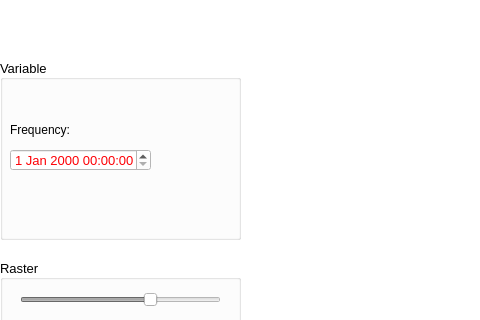
Before: the Qt Designer form PRAGA/mainwindow.ui in gaowudao/CRITERIA3D, drawn with Qt 5; both pictures show x 0 to 480 and y 181 to 501 of the 1368 by 768 pixel window.
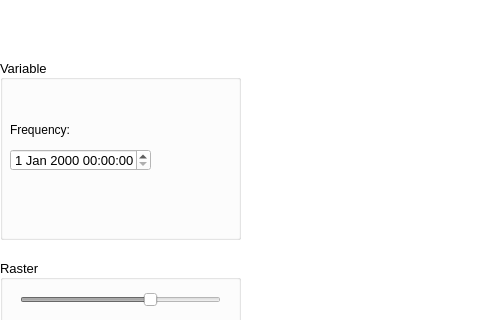
After: the same form once the commit is applied.

```diff
--- a/PRAGA/mainwindow.ui
+++ b/PRAGA/mainwindow.ui
@@ -1456,6 +1456,43 @@
        <height>22</height>
       </rect>
      </property>
+     <property name="palette">
+      <palette>
+       <active>
+        <colorrole role="Text">
+         <brush brushstyle="SolidPattern">
+          <color alpha="255">
+           <red>0</red>
+           <green>0</green>
+           <blue>0</blue>
+          </color>
+         </brush>
+        </colorrole>
+       </active>
+       <inactive>
+        <colorrole role="Text">
+         <brush brushstyle="SolidPattern">
+          <color alpha="255">
+           <red>0</red>
+           <green>0</green>
+           <blue>0</blue>
+          </color>
+         </brush>
+        </colorrole>
+       </inactive>
+       <disabled>
+        <colorrole role="Text">
+         <brush brushstyle="SolidPattern">
+          <color alpha="255">
+           <red>127</red>
+           <green>127</green>
+           <blue>127</blue>
+          </color>
+         </brush>
+        </colorrole>
+       </disabled>
+      </palette>
+     </property>
     </widget>
    </widget>
   </widget>
```
